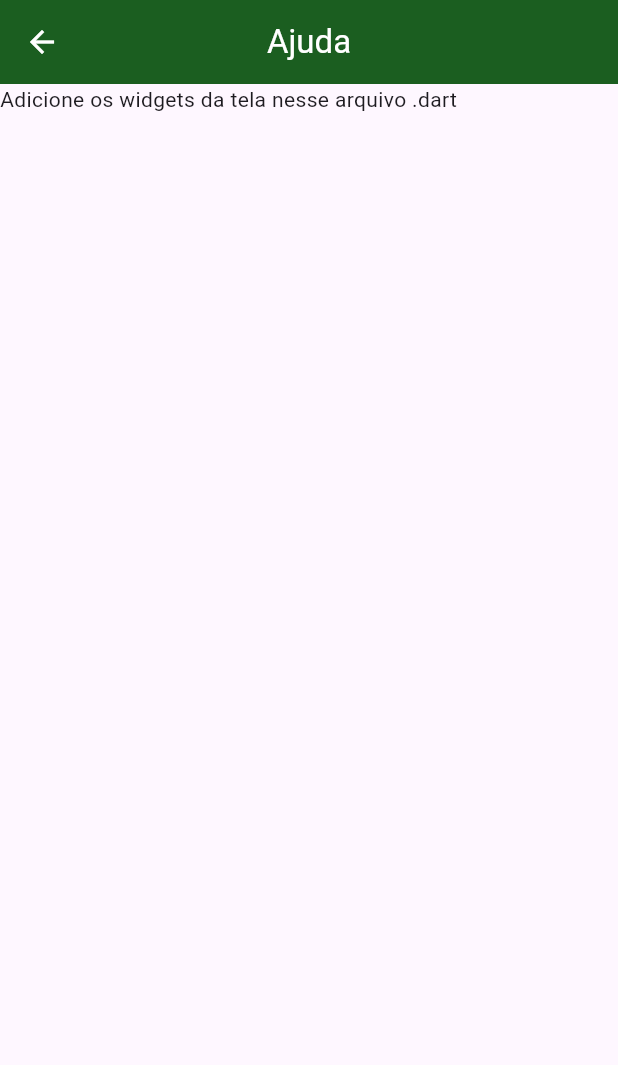
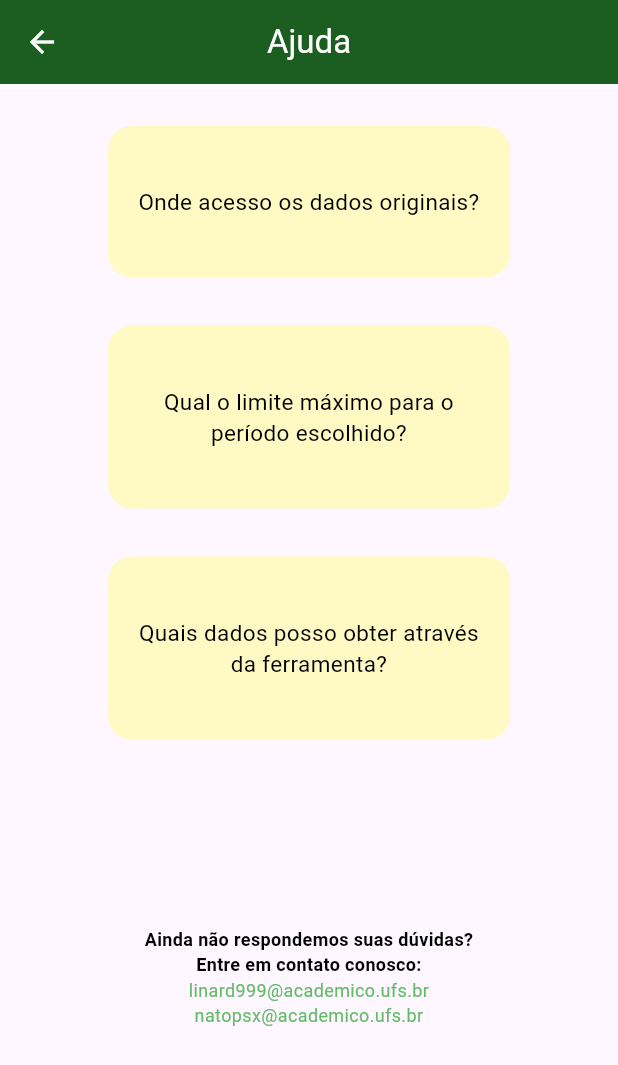
Before and after one commit to linard999/projeto_programacao_dispositivos_moveis, a Flutter app: the TelaAjuda screen opened directly, on a phone screen of 412 x 824 dp. Shown: the top 1065 px of the screen. Run offline on Flutter 3.47's test engine with Material 3 defaults, Android fonts, the phone set to English and light mode, and no system bars; missing offline and left inert: dart:html.

Commit message:
Modificações na tela de ajuda
Estilização e organização.

```diff
--- a/lib/main.dart
+++ b/lib/main.dart
@@ -31,7 +31,7 @@
 
 class _MyHomePageState extends State<MyHomePage> {
   int _indexAtual = 0;
-  List<Widget> telas = [TelaHome(), TelaDados(), TelaAjuda()];
+  List<Widget> telas = const [TelaHome(), TelaDados(), TelaAjuda()];
 
   @override
   Widget build(BuildContext context) {
--- a/lib/tela_ajuda.dart
+++ b/lib/tela_ajuda.dart
@@ -1,3 +1,5 @@
+import 'dart:html';
+
 import 'package:flutter/material.dart';
 
 class TelaAjuda extends StatefulWidget {
@@ -10,6 +12,12 @@ class TelaAjuda extends StatefulWidget {
 class _TelaAjudaState extends State<TelaAjuda> {
   @override
   Widget build(BuildContext context) {
+    final List<String>titulos = [
+      "Onde acesso os dados originais?",
+      "Qual o limite máximo para o período escolhido?",
+      "Quais dados posso obter através da ferramenta?",
+    ];
+
     return Scaffold(
       appBar: AppBar(
         title: const Text("Ajuda"),
@@ -17,7 +25,68 @@ class _TelaAjudaState extends State<TelaAjuda> {
         foregroundColor: Colors.white,
         backgroundColor: Colors.green.shade900,
       ),
-      body: Text("Adicione os widgets da tela nesse arquivo .dart")
+      body: Padding(
+        padding: const EdgeInsets.all(12),
+        child: Column(
+          mainAxisAlignment: MainAxisAlignment.start,
+          children: [
+            SizedBox(
+              height: 2 * MediaQuery.of(context).size.height / 3,
+              child: ListView.builder(
+                padding: const EdgeInsets.only(left: 60, right: 60),
+                itemCount: titulos.length,
+                itemBuilder: (BuildContext context, int index) {
+                  return Padding(
+                    padding: const EdgeInsets.only(bottom: 16.0, top: 16),
+                    child: Container(
+                      padding: const EdgeInsets.only(top: 40, bottom: 40, left: 16, right: 16),
+                      decoration: BoxDecoration(
+                        color: Colors.yellow.shade100,
+                        borderRadius: BorderRadius.circular(16),
+                      ),
+                      child: Center(
+                        child: Text(
+                          titulos[index],
+                          textAlign: TextAlign.center,
+                          style: const TextStyle(
+                            color: Colors.black,
+                            fontSize: 15,
+                          )
+                        ),
+                      ),
+                    ),
+                  );
+                },
+              ),
+            ),
+            Column(
+              children: [
+                const Center(
+                  child: Text(
+                    "Ainda não respondemos suas dúvidas?\nEntre em contato conosco:",
+                    style: TextStyle(
+                      color: Colors.black,
+                      fontSize: 12,
+                      fontWeight: FontWeight.bold,
+                    ),
+                    textAlign: TextAlign.center,
+                  ),
+                ),
+                Center(
+                  child: Text(
+                    "linard999@academico.ufs.br\nnatopsx@academico.ufs.br",
+                    style: TextStyle(
+                      color: Colors.green[400],
+                      fontSize: 12,
+                    ),
+                    textAlign: TextAlign.center,
+                  ),
+                ),
+              ],
+            ),
+          ],
+        ),
+      ),
     );
   }
 }
```
Also changed, not shown: 8 other files.
